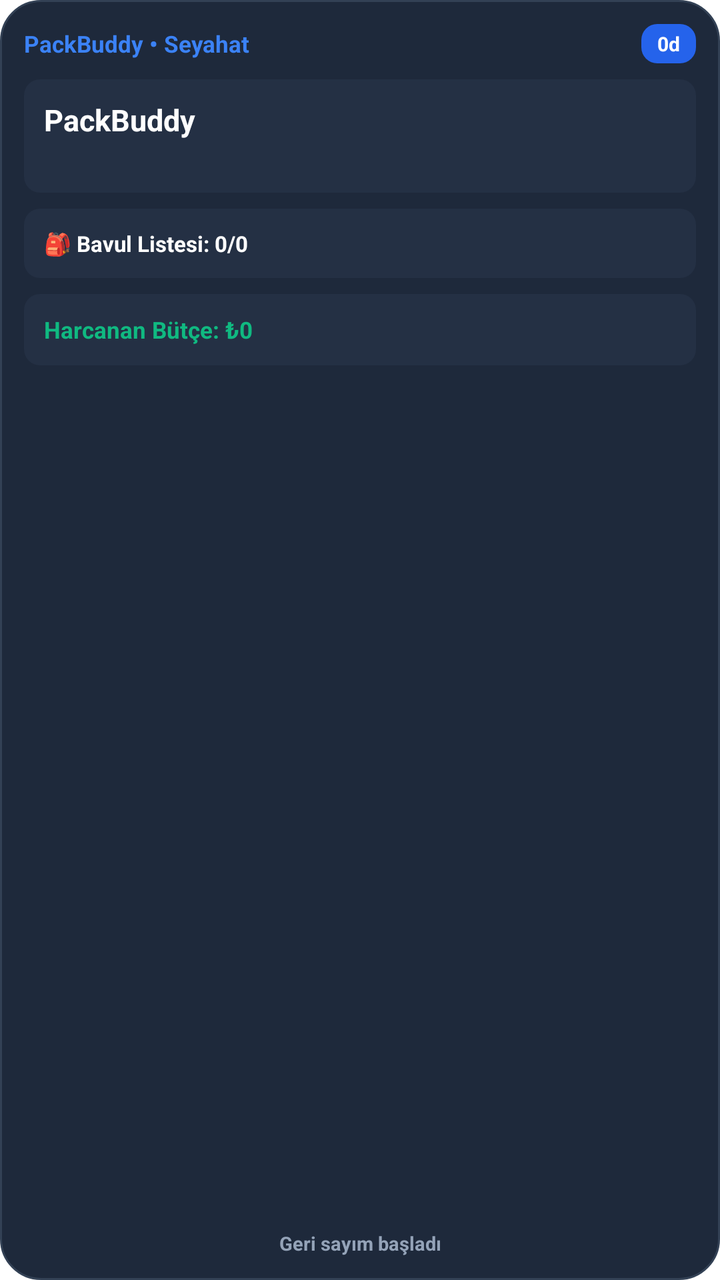
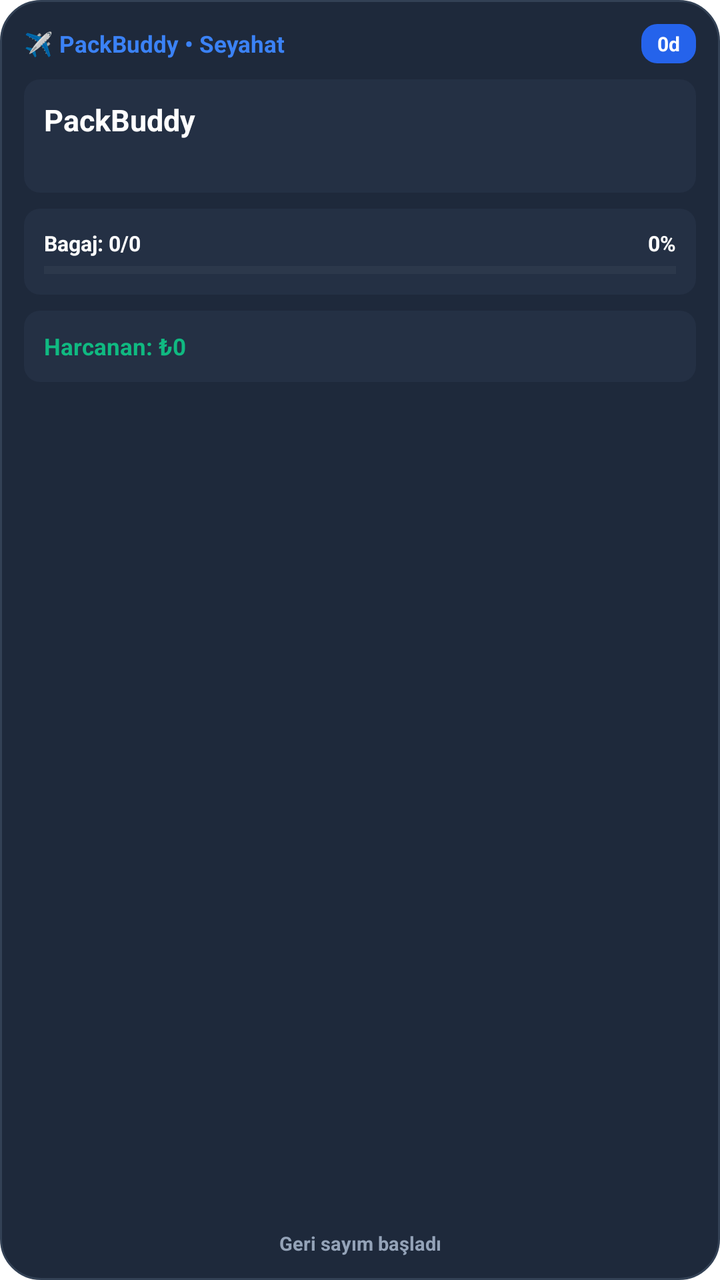

An Android layout rendered at two revisions. The XML below is the earlier revision; the diff shows what the commit changed to produce the second picture.
<!-- AndroidManifest.xml: fallback theme Theme.MaterialComponents.DayNight.NoActionBar -->
<!-- res/layout/packbuddy_trip_large.xml -->
<?xml version="1.0" encoding="utf-8"?>
<LinearLayout xmlns:android="http://schemas.android.com/apk/res/android"
    android:id="@+id/widget_container"
    android:layout_width="match_parent"
    android:layout_height="match_parent"
    android:background="@drawable/widget_bg"
    android:orientation="vertical"
    android:padding="12dp">

    
    <LinearLayout
        android:layout_width="match_parent"
        android:layout_height="wrap_content"
        android:gravity="center_vertical"
        android:orientation="horizontal">

        <TextView
            android:id="@+id/widget_app_name"
            android:layout_width="0dp"
            android:layout_height="wrap_content"
            android:layout_weight="1"
            android:ellipsize="end"
            android:maxLines="1"
            android:text="PackBuddy • Seyahat"
            android:textColor="#3B82F6"
            android:textSize="11.5sp"
            android:textStyle="bold" />

        <TextView
            android:id="@+id/widget_days"
            android:layout_width="wrap_content"
            android:layout_height="wrap_content"
            android:background="@drawable/widget_badge_bg"
            android:paddingStart="8dp"
            android:paddingTop="3dp"
            android:paddingEnd="8dp"
            android:paddingBottom="3dp"
            android:text="0d"
            android:textColor="#FFFFFF"
            android:textSize="10sp"
            android:textStyle="bold" />
    </LinearLayout>

    
    <LinearLayout
        android:id="@+id/widget_destination_card"
        android:layout_width="match_parent"
        android:layout_height="wrap_content"
        android:layout_marginTop="8dp"
        android:background="@drawable/widget_stat_bg"
        android:orientation="vertical"
        android:padding="10dp">

        <TextView
            android:id="@+id/widget_title"
            android:layout_width="match_parent"
            android:layout_height="wrap_content"
            android:ellipsize="end"
            android:maxLines="1"
            android:text="PackBuddy"
            android:textColor="#FFFFFF"
            android:textSize="15sp"
            android:textStyle="bold" />

        <TextView
            android:id="@+id/widget_destination"
            android:layout_width="match_parent"
            android:layout_height="wrap_content"
            android:layout_marginTop="2dp"
            android:ellipsize="end"
            android:maxLines="1"
            android:text=""
            android:textColor="#94A3B8"
            android:textSize="10.5sp" />
    </LinearLayout>

    
    <LinearLayout
        android:id="@+id/widget_packing_card"
        android:layout_width="match_parent"
        android:layout_height="wrap_content"
        android:layout_marginTop="8dp"
        android:background="@drawable/widget_stat_bg"
        android:orientation="vertical"
        android:padding="10dp">

        <TextView
            android:id="@+id/widget_packing"
            android:layout_width="match_parent"
            android:layout_height="wrap_content"
            android:ellipsize="end"
            android:maxLines="1"
            android:text="🎒 Bavul Listesi: 0/0"
            android:textColor="#FFFFFF"
            android:textSize="11sp"
            android:textStyle="bold" />
    </LinearLayout>

    
    <LinearLayout
        android:id="@+id/widget_budget_card"
        android:layout_width="match_parent"
        android:layout_height="wrap_content"
        android:layout_marginTop="8dp"
        android:background="@drawable/widget_stat_bg"
        android:orientation="vertical"
        android:padding="10dp">

        <TextView
            android:id="@+id/widget_budget"
            android:layout_width="match_parent"
            android:layout_height="wrap_content"
            android:ellipsize="end"
            android:maxLines="1"
            android:text="Harcanan Bütçe: ₺0"
            android:textColor="#10B981"
            android:textSize="11.5sp"
            android:textStyle="bold" />
    </LinearLayout>

    <FrameLayout
        android:layout_width="match_parent"
        android:layout_height="0dp"
        android:layout_weight="1" />

    
    <TextView
        android:id="@+id/widget_footer"
        android:layout_width="match_parent"
        android:layout_height="wrap_content"
        android:ellipsize="end"
        android:gravity="center"
        android:maxLines="1"
        android:text="Geri sayım başladı"
        android:textColor="#94A3B8"
        android:textSize="9.5sp"
        android:textStyle="bold" />

</LinearLayout>
<!-- resources referenced by this layout -->
<resources>
  <!-- drawable widget_badge_bg (drawable) -->
  <?xml version="1.0" encoding="utf-8"?>
  <shape xmlns:android="http://schemas.android.com/apk/res/android"
      android:shape="rectangle">
      <corners android:radius="8dp" />
      <solid android:color="#2563EB" />
  </shape>
  <!-- drawable widget_bg (drawable) -->
  <?xml version="1.0" encoding="utf-8"?>
  <shape xmlns:android="http://schemas.android.com/apk/res/android"
      android:shape="rectangle">
      <corners android:radius="20dp" />
      <solid android:color="#1E293B" />
      <stroke
          android:width="1dp"
          android:color="#334155" />
  </shape>
  <!-- drawable widget_stat_bg (drawable) -->
  <?xml version="1.0" encoding="utf-8"?>
  <shape xmlns:android="http://schemas.android.com/apk/res/android"
      android:shape="rectangle">
      <corners android:radius="8dp" />
      <solid android:color="#243044" />
  </shape>
</resources>

<!-- the commit's change to res/layout/packbuddy_trip_large.xml (unified diff, before → after) -->
@@ -21,7 +21,7 @@
             android:layout_weight="1"
             android:ellipsize="end"
             android:maxLines="1"
-            android:text="PackBuddy • Seyahat"
+            android:text="✈️ PackBuddy • Seyahat"
             android:textColor="#3B82F6"
             android:textSize="11.5sp"
             android:textStyle="bold" />
@@ -84,16 +84,43 @@
         android:orientation="vertical"
         android:padding="10dp">
 
-        <TextView
-            android:id="@+id/widget_packing"
+        <LinearLayout
             android:layout_width="match_parent"
             android:layout_height="wrap_content"
-            android:ellipsize="end"
-            android:maxLines="1"
-            android:text="🎒 Bavul Listesi: 0/0"
-            android:textColor="#FFFFFF"
-            android:textSize="11sp"
-            android:textStyle="bold" />
+            android:orientation="horizontal">
+
+            <TextView
+                android:id="@+id/widget_packing"
+                android:layout_width="0dp"
+                android:layout_height="wrap_content"
+                android:layout_weight="1"
+                android:ellipsize="end"
+                android:maxLines="1"
+                android:text="Bagaj: 0/0"
+                android:textColor="#FFFFFF"
+                android:textSize="10.5sp"
+                android:textStyle="bold" />
+
+            <TextView
+                android:id="@+id/widget_packing_pct"
+                android:layout_width="wrap_content"
+                android:layout_height="wrap_content"
+                android:text="0%"
+                android:textColor="#FFFFFF"
+                android:textSize="10.5sp"
+                android:textStyle="bold" />
+        </LinearLayout>
+
+        <ProgressBar
+            android:id="@+id/widget_packing_progress"
+            style="?android:attr/progressBarStyleHorizontal"
+            android:layout_width="match_parent"
+            android:layout_height="4.5dp"
+            android:layout_marginTop="4dp"
+            android:max="100"
+            android:progress="0"
+            android:progressBackgroundTint="#4094A3B8"
+            android:progressTint="#3B82F6" />
     </LinearLayout>
 
     
@@ -112,7 +139,7 @@
             android:layout_height="wrap_content"
             android:ellipsize="end"
             android:maxLines="1"
-            android:text="Harcanan Bütçe: ₺0"
+            android:text="Harcanan: ₺0"
             android:textColor="#10B981"
             android:textSize="11.5sp"
             android:textStyle="bold" />
